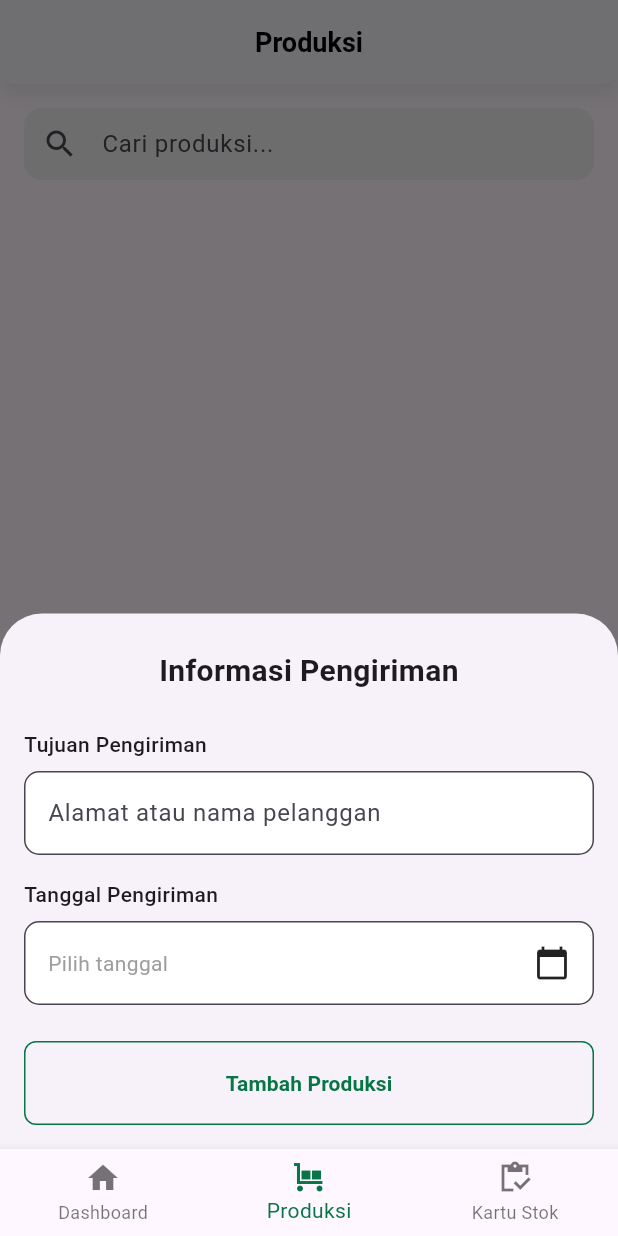
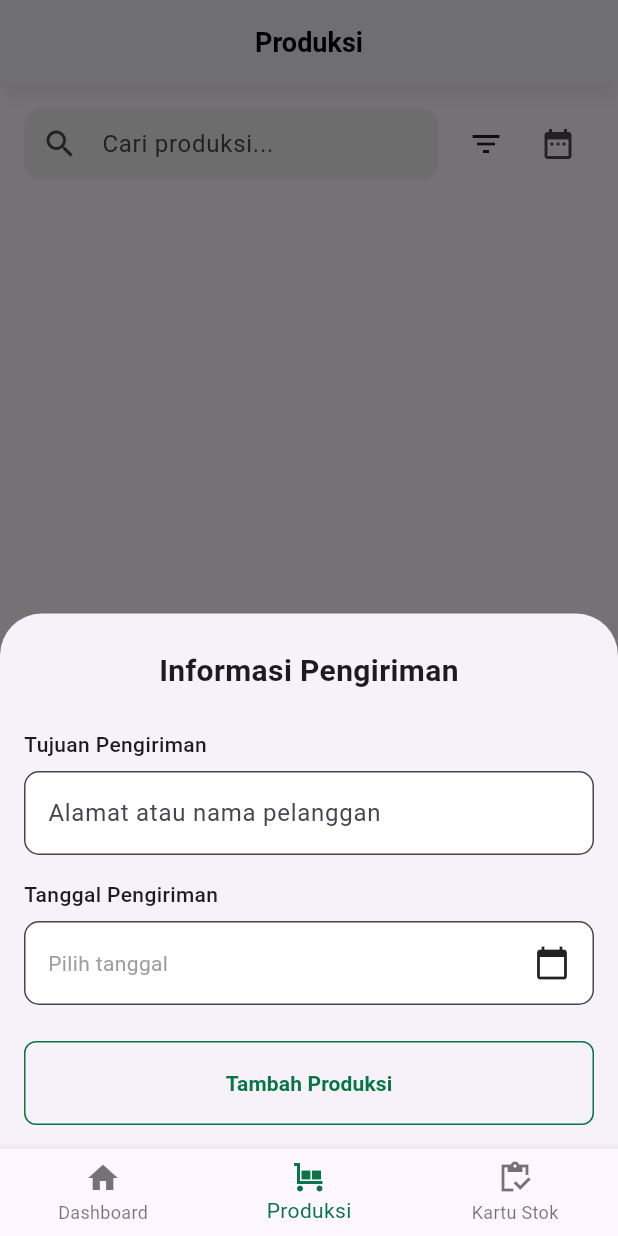
Before and after one commit to Gust4vooo/production-mobile-app, a Flutter app: the ProductionScreen screen opened by its route, after a tap on the "add" icon, on a phone screen of 412 x 824 dp. Run offline on Flutter 3.47's test engine with Material 3 defaults, Android fonts, the phone set to English and light mode, and no system bars; our stand-ins replace drift, go_router, image_picker; accounts and stored records are empty; generated files the repository leaves out were written again.

Commit message:
Implementasi fitur pembaruan pada halaman dan viewmodel produksi

```diff
--- a/lib/features/produksi/presentation/pages/production_page.dart
+++ b/lib/features/produksi/presentation/pages/production_page.dart
@@ -8,6 +8,7 @@ import '../../../../core/widgets/search_bar.dart';
 import '../viewmodels/produksi_view_model.dart';
 import '../../domain/produksi_status.dart';
 import '../../domain/produksi_status_utils.dart';
+import '../../../../core/widgets/custom_filter_chip.dart';
 import '../widgets/production_code_display.dart';
 import '../widgets/production_shipping_modal.dart';
 
@@ -24,11 +25,80 @@ class ProductionScreen extends StatelessWidget {
         children: [
           Padding(
             padding: const EdgeInsets.fromLTRB(16, 16, 16, 0),
-            child: CustomSearchBar(
-              hintText: 'Cari produksi...',
-              onChanged: (value) {
-                viewModel.setSearchQuery(value);
-              },
+            child: Column(
+              crossAxisAlignment: CrossAxisAlignment.start,
+              children: [
+                Row(
+                  children: [
+                    Expanded(
+                      child: CustomSearchBar(
+                        hintText: 'Cari produksi...',
+                        onChanged: (value) {
+                          viewModel.setSearchQuery(value);
+                        },
+                      ),
+                    ),
+                    const SizedBox(width: 8),
+                    PopupMenuButton<ProduksiStatus?>(
+                      icon: const Icon(Icons.filter_list),
+                      tooltip: 'Filter by Status',
+                      initialValue: viewModel.selectedStatus,
+                      onSelected: (ProduksiStatus? result) {
+                        viewModel.setSelectedStatus(result);
+                      },
+                      itemBuilder: (BuildContext context) => <PopupMenuEntry<ProduksiStatus?>>[
+                        const PopupMenuItem<ProduksiStatus?>(
+                          value: null,
+                          child: Text('Semua Status'),
+
+                        ),
+                        ...ProduksiStatus.values.map((status) {
+                          return PopupMenuItem<ProduksiStatus?>(
+                            value: status,
+                            child: Text(ProduksiStatusUtils.getStatusText(status)),
+                          );
+                        }).toList(),
+                      ],
+                    ),
+                    IconButton(
+                      icon: const Icon(Icons.date_range),
+                      onPressed: () async {
+                        final DateTime? picked = await showDatePicker(
+                          context: context,
+                          initialDate: viewModel.selectedDate ?? DateTime.now(),
+                          firstDate: DateTime(2000),
+                          lastDate: DateTime(2101),
+                        );
+                        if (picked != null) {
+                          viewModel.setSelectedDate(picked);
+                        }
+                      },
+                    ),
+                  ],
+                ),
+                if (viewModel.selectedDate != null || viewModel.selectedStatus != null)
+                  Padding(
+                    padding: const EdgeInsets.only(top: 8.0),
+                    child: Row(
+                      children: [
+                        if (viewModel.selectedStatus != null)
+                          CustomFilterChip(
+                            label: 'Status: ${ProduksiStatusUtils.getStatusText(viewModel.selectedStatus!)}',
+                            onClear: () => viewModel.setSelectedStatus(null),
+                            color: Colors.blue,
+                          ),
+                        if (viewModel.selectedDate != null)
+                          const SizedBox(width: 8),
+                        if (viewModel.selectedDate != null)
+                          CustomFilterChip(
+                            label: 'Tanggal: ${viewModel.selectedDate!.day}/${viewModel.selectedDate!.month}/${viewModel.selectedDate!.year}',
+                            onClear: () => viewModel.setSelectedDate(null),
+                            color: Colors.green,
+                          ),
+                      ],
+                    ),
+                  ),
+              ],
             ),
           ),
           Expanded(
--- a/lib/features/produksi/presentation/viewmodels/produksi_view_model.dart
+++ b/lib/features/produksi/presentation/viewmodels/produksi_view_model.dart
@@ -16,6 +16,11 @@ class ProduksiViewModel extends ChangeNotifier {
   ProduksiData? _produksiToEdit;
   ItemProduksiData? _editingItem;
   String _searchQuery = '';
+  ProduksiStatus? _selectedStatus;
+  DateTime? _selectedDate;
+
+  ProduksiStatus? get selectedStatus => _selectedStatus;
+  DateTime? get selectedDate => _selectedDate;
   SortOrder _sortOrder = SortOrder.ascending;
 
   SortOrder get sortOrder => _sortOrder;
@@ -43,11 +48,20 @@ class ProduksiViewModel extends ChangeNotifier {
   String? get tempKodeProduksi => _tempKodeProduksi;
   List<Map<String, dynamic>> get tempItems => _tempItems;
   List<ProduksiData> get filteredProduksiList {
-    var filteredList = _searchQuery.isEmpty
-        ? _produksiList
-        : _produksiList.where((produksi) =>
-            produksi.tujuanPengiriman.toLowerCase().contains(_searchQuery.toLowerCase()) ||
-            (produksi.kodeProduksi?.toLowerCase().contains(_searchQuery.toLowerCase()) ?? false)).toList();
+    var filteredList = _produksiList.where((produksi) {
+      final searchMatch = _searchQuery.isEmpty ||
+          produksi.tujuanPengiriman.toLowerCase().contains(_searchQuery.toLowerCase()) ||
+          (produksi.kodeProduksi?.toLowerCase().contains(_searchQuery.toLowerCase()) ?? false);
+
+      final statusMatch = _selectedStatus == null || produksi.status == _selectedStatus;
+
+      final dateMatch = _selectedDate == null ||
+          (produksi.tanggalPengiriman.year == _selectedDate!.year &&
+              produksi.tanggalPengiriman.month == _selectedDate!.month &&
+              produksi.tanggalPengiriman.day == _selectedDate!.day);
+
+      return searchMatch && statusMatch && dateMatch;
+    }).toList();
 
     filteredList.sort((a, b) {
       int statusComparison = a.status.index.compareTo(b.status.index);
@@ -65,6 +79,16 @@ class ProduksiViewModel extends ChangeNotifier {
 
   ProduksiViewModel(this._repository) {
     fetchProduksi();
+  }
+
+  void setSelectedStatus(ProduksiStatus? status) {
+    _selectedStatus = status;
+    notifyListeners();
+  }
+
+  void setSelectedDate(DateTime? date) {
+    _selectedDate = date;
+    notifyListeners();
   }
 
   void toggleSortOrder() {
```
